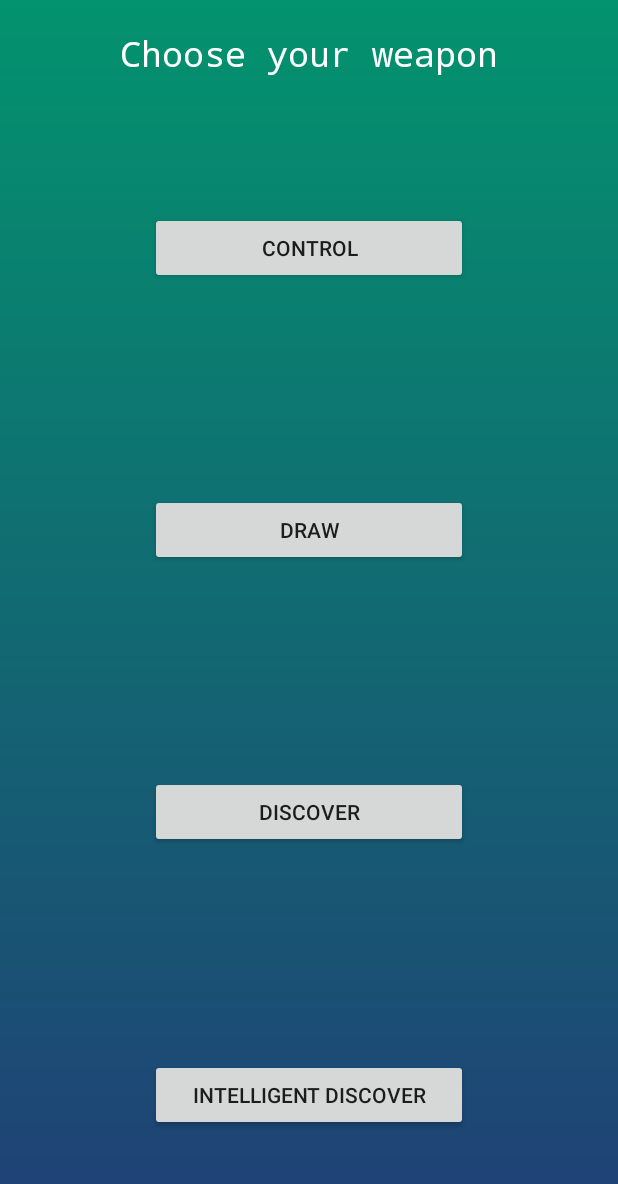
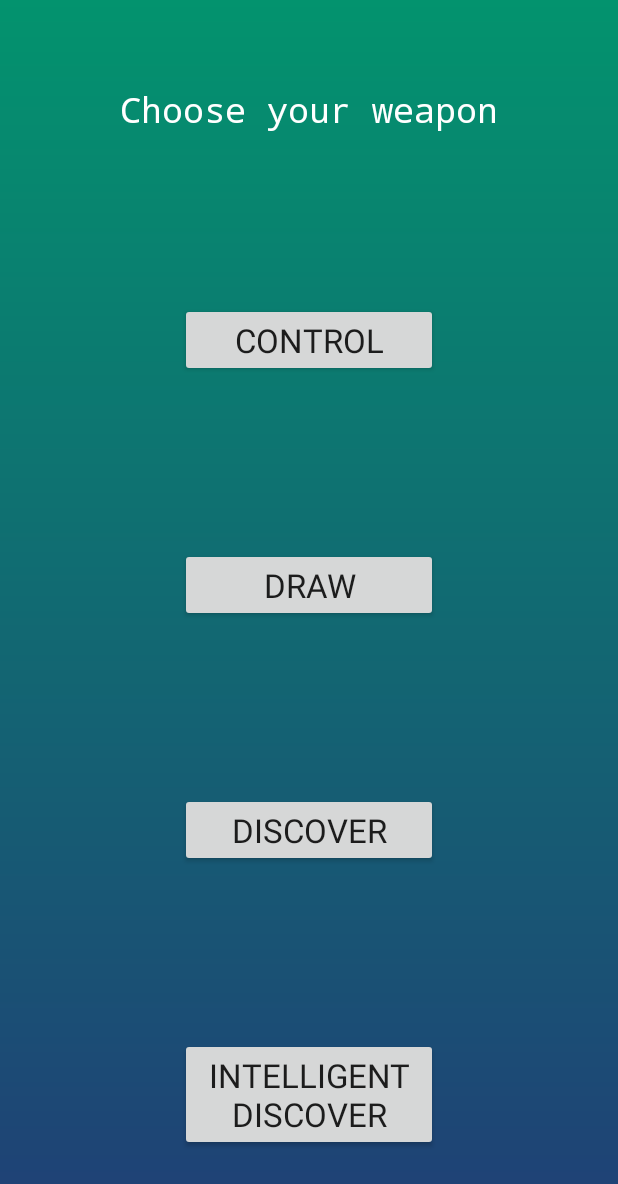
Before and after one commit to LucasJed/R2-D2, an Android app: the MainActivity screen opened directly, with no data from a screen before it, on a phone screen of 412 x 824 dp. Shown: the top 1184 px of the screen. Run offline under Robolectric (Android 15) with nearby library versions, the phone set to English and light mode, and no system bars.

Commit message:
css time

```diff
--- a/app/build.gradle
+++ b/app/build.gradle
@@ -30,4 +30,5 @@ dependencies {
     androidTestImplementation 'com.android.support.test.espresso:espresso-core:3.0.2'
     api 'io.github.controlwear:virtualjoystick:1.9.2'
     implementation 'com.jcraft:jsch:0.1.53'
+
 }
--- a/app/src/main/java/hei/balamba_boca_campion_delloye_duclos_huet/r2_d2/ControlActivity.java
+++ b/app/src/main/java/hei/balamba_boca_campion_delloye_duclos_huet/r2_d2/ControlActivity.java
@@ -17,6 +17,8 @@ import com.jcraft.jsch.JSch;
 import com.jcraft.jsch.JSchException;
 import com.jcraft.jsch.Session;
 
+import java.io.OutputStreamWriter;
+
 import io.github.controlwear.virtual.joystick.android.JoystickView;
 
 public class ControlActivity extends AppCompatActivity {
@@ -34,6 +36,7 @@ public class ControlActivity extends AppCompatActivity {
     @Override
     protected void onCreate(Bundle savedInstanceState) {
         super.onCreate(savedInstanceState);
+
         setContentView(R.layout.activity_control);
         JoystickView joystick = findViewById(R.id.joystickView);
         joystick.setOnMoveListener(new JoystickView.OnMoveListener() {
--- a/app/src/main/res/layout/activity_main.xml
+++ b/app/src/main/res/layout/activity_main.xml
@@ -30,14 +30,14 @@
         android:layout_width="match_parent"
         android:layout_height="wrap_content"
         android:layout_row="1"
+        android:layout_rowWeight="1"
         android:layout_column="0"
-        android:layout_rowWeight="1"
         android:layout_columnWeight="1"
         android:layout_gravity="center"
-        android:layout_margin="50dp"
-        android:layout_marginLeft="100dp"
-        android:layout_marginRight="100dp"
-        android:text="CONTROL" />
+        android:layout_marginLeft="120sp"
+        android:layout_marginRight="120sp"
+        android:text="CONTROL"
+        android:textAppearance="@style/TextAppearance.AppCompat.Large" />
 
     <Button
         android:id="@+id/LookBtn"
@@ -45,40 +45,40 @@
         android:layout_height="wrap_content"
         android:layout_row="2"
         android:layout_rowWeight="1"
+        android:layout_column="0"
         android:layout_columnWeight="1"
-        android:layout_column="0"
         android:layout_gravity="center"
-        android:layout_margin="50dp"
-        android:layout_marginLeft="100dp"
-        android:layout_marginRight="100dp"
-        android:text="DRAW" />
+        android:layout_marginLeft="120sp"
+        android:layout_marginRight="120sp"
+        android:text="DRAW"
+        android:textAppearance="@style/TextAppearance.AppCompat.Large" />
 
     <Button
         android:id="@+id/DiscoverBtn"
         android:layout_width="match_parent"
         android:layout_height="wrap_content"
         android:layout_row="3"
+        android:layout_rowWeight="1"
         android:layout_column="0"
-        android:layout_rowWeight="1"
         android:layout_columnWeight="1"
         android:layout_gravity="center"
-        android:layout_margin="50dp"
-        android:layout_marginLeft="100dp"
-        android:layout_marginRight="100dp"
-        android:text="DISCOVER" />
+        android:layout_marginLeft="120sp"
+        android:layout_marginRight="120sp"
+        android:text="DISCOVER"
+        android:textAppearance="@style/TextAppearance.AppCompat.Large" />
 
     <Button
         android:id="@+id/LetDiscoverBtn"
         android:layout_width="match_parent"
         android:layout_height="wrap_content"
         android:layout_row="4"
+        android:layout_rowWeight="1"
         android:layout_column="0"
-        android:layout_rowWeight="1"
         android:layout_columnWeight="1"
         android:layout_gravity="center"
-        android:layout_margin="50dp"
-        android:layout_marginLeft="100dp"
-        android:layout_marginRight="100dp"
-        android:text="INTELLIGENT DISCOVER" />
+        android:layout_marginLeft="120sp"
+        android:layout_marginRight="120sp"
+        android:text="INTELLIGENT DISCOVER"
+        android:textAppearance="@style/TextAppearance.AppCompat.Large" />
 
 </GridLayout>
--- a/build.gradle
+++ b/build.gradle
@@ -7,7 +7,7 @@ buildscript {
 
     }
     dependencies {
-        classpath 'com.android.tools.build:gradle:3.3.0'
+        classpath 'com.android.tools.build:gradle:3.4.0'
         // NOTE: Do not place your application dependencies here; they belong
         // in the individual module build.gradle files
     }
```
Also changed, not shown: gradle/wrapper/gradle-wrapper.properties.
